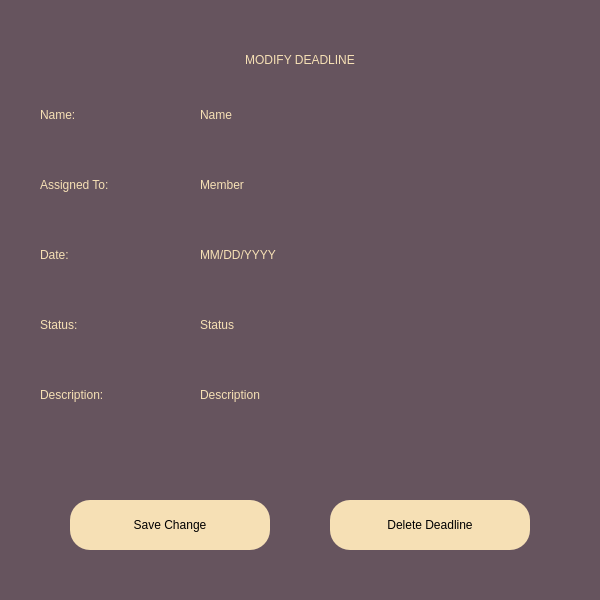
Above: development/client/GUI/modify_deadline.ui from ball2004244/KIPE-member-management before the change. Below: the same form after it.
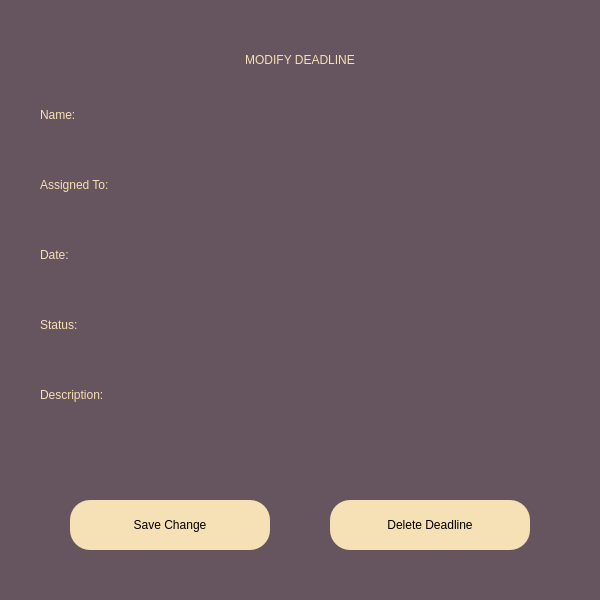
That is the form after the change.

Commit message: finish the front-end of ModifyDeadline Form

```diff
--- a/development/client/GUI/modify_deadline.ui
+++ b/development/client/GUI/modify_deadline.ui
@@ -129,69 +129,6 @@
      <set>Qt::AlignLeading|Qt::AlignLeft|Qt::AlignVCenter</set>
     </property>
    </widget>
-   <widget class="QLabel" name="date_field">
-    <property name="geometry">
-     <rect>
-      <x>200</x>
-      <y>240</y>
-      <width>171</width>
-      <height>30</height>
-     </rect>
-    </property>
-    <property name="styleSheet">
-     <string notr="true">font: 75 20pt &quot;MS Shell Dlg 2&quot;; 
-color: rgb(246, 224, 181);
-text-align: right;</string>
-    </property>
-    <property name="text">
-     <string>MM/DD/YYYY</string>
-    </property>
-    <property name="alignment">
-     <set>Qt::AlignLeading|Qt::AlignLeft|Qt::AlignVCenter</set>
-    </property>
-   </widget>
-   <widget class="QLabel" name="name_field">
-    <property name="geometry">
-     <rect>
-      <x>200</x>
-      <y>100</y>
-      <width>271</width>
-      <height>30</height>
-     </rect>
-    </property>
-    <property name="styleSheet">
-     <string notr="true">font: 75 20pt &quot;MS Shell Dlg 2&quot;; 
-color: rgb(246, 224, 181);
-text-align: right;</string>
-    </property>
-    <property name="text">
-     <string>Name</string>
-    </property>
-    <property name="alignment">
-     <set>Qt::AlignLeading|Qt::AlignLeft|Qt::AlignVCenter</set>
-    </property>
-   </widget>
-   <widget class="QLabel" name="description_field">
-    <property name="geometry">
-     <rect>
-      <x>200</x>
-      <y>380</y>
-      <width>191</width>
-      <height>30</height>
-     </rect>
-    </property>
-    <property name="styleSheet">
-     <string notr="true">font: 75 20pt &quot;MS Shell Dlg 2&quot;; 
-color: rgb(246, 224, 181);
-text-align: right;</string>
-    </property>
-    <property name="text">
-     <string>Description</string>
-    </property>
-    <property name="alignment">
-     <set>Qt::AlignLeading|Qt::AlignLeft|Qt::AlignVCenter</set>
-    </property>
-   </widget>
    <widget class="QPushButton" name="delete_button">
     <property name="geometry">
      <rect>
@@ -231,27 +168,6 @@
      <set>Qt::AlignLeading|Qt::AlignLeft|Qt::AlignVCenter</set>
     </property>
    </widget>
-   <widget class="QLabel" name="status_field">
-    <property name="geometry">
-     <rect>
-      <x>200</x>
-      <y>310</y>
-      <width>191</width>
-      <height>30</height>
-     </rect>
-    </property>
-    <property name="styleSheet">
-     <string notr="true">font: 75 20pt &quot;MS Shell Dlg 2&quot;; 
-color: rgb(246, 224, 181);
-text-align: right;</string>
-    </property>
-    <property name="text">
-     <string>Status</string>
-    </property>
-    <property name="alignment">
-     <set>Qt::AlignLeading|Qt::AlignLeft|Qt::AlignVCenter</set>
-    </property>
-   </widget>
    <widget class="QLabel" name="assigned_label">
     <property name="geometry">
      <rect>
@@ -273,27 +189,6 @@
      <set>Qt::AlignLeading|Qt::AlignLeft|Qt::AlignVCenter</set>
     </property>
    </widget>
-   <widget class="QLabel" name="assigned_field">
-    <property name="geometry">
-     <rect>
-      <x>200</x>
-      <y>170</y>
-      <width>281</width>
-      <height>30</height>
-     </rect>
-    </property>
-    <property name="styleSheet">
-     <string notr="true">font: 75 20pt &quot;MS Shell Dlg 2&quot;; 
-color: rgb(246, 224, 181);
-text-align: right;</string>
-    </property>
-    <property name="text">
-     <string>Member</string>
-    </property>
-    <property name="alignment">
-     <set>Qt::AlignLeading|Qt::AlignLeft|Qt::AlignVCenter</set>
-    </property>
-   </widget>
   </widget>
  </widget>
  <resources/>
```
The commit also changes 7 other files.
